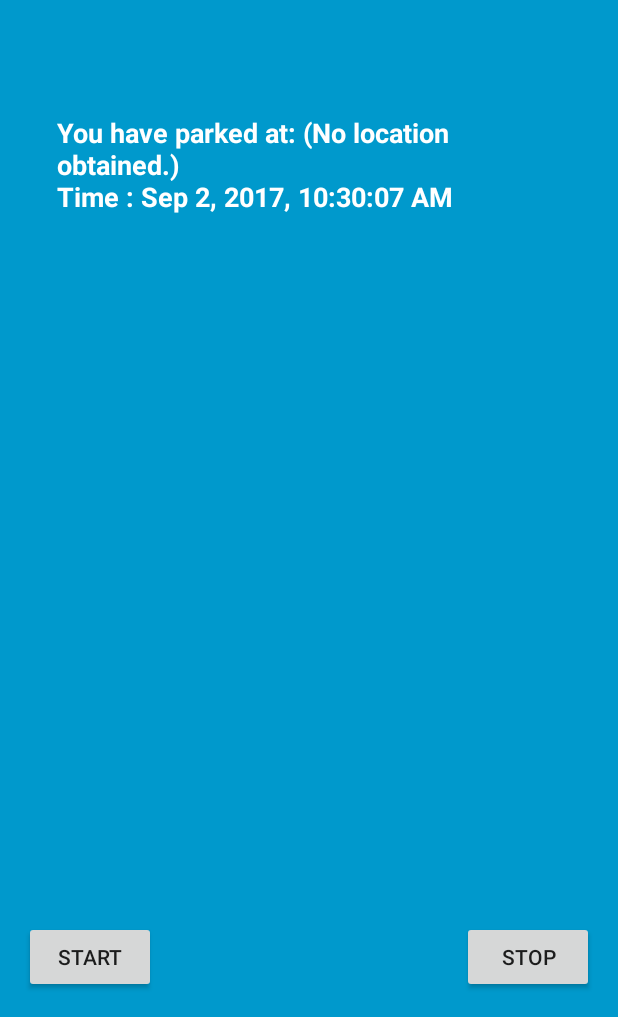
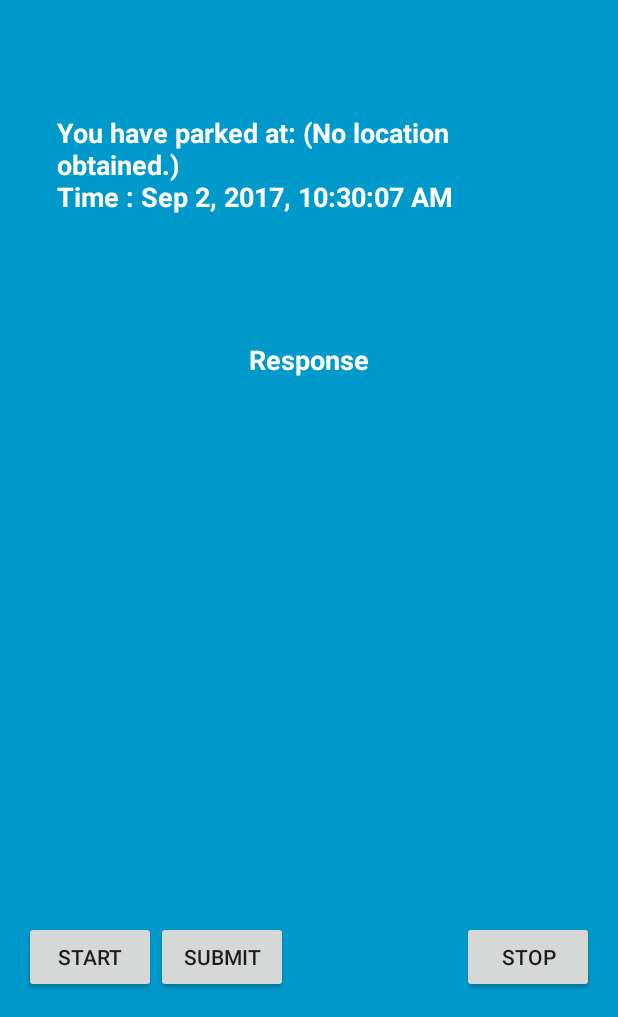
Before and after one commit to nisargatman/Prototype, an Android app: the screen it shows after launch (MainActivity), after a tap on "START", on a phone screen of 412 x 824 dp, the part 219-1236 px from its top. Run offline under Robolectric (Android 15) with nearby library versions, the phone set to English and light mode, and no system bars; 10 statements that could not run were skipped.

```diff
--- /dev/null
+++ b/app/src/main/java/com/kascayd/prototype/APIService.java
@@ -0,0 +1,27 @@
+package com.kascayd.prototype;
+
+import com.kascayd.prototype.retro.ParkRequest;
+import com.kascayd.prototype.retro.ParkResponse;
+
+import java.util.List;
+
+import retrofit2.Call;
+import retrofit2.Callback;
+import retrofit2.http.Body;
+import retrofit2.http.GET;
+import retrofit2.http.Headers;
+import retrofit2.http.POST;
+
+
+/**
+ * Created by Nisarg Mehta on 04/08/2017.
+ */
+
+public interface APIService {
+    @GET("version")
+    public void getVersion(Callback<List<Version>> response);
+
+    @Headers("Content-Type: application/json")
+    @POST("park/check")
+    Call<ParkResponse> savePost(@Body ParkRequest body);
+}
--- a/app/src/main/java/com/kascayd/prototype/MainActivity.java
+++ b/app/src/main/java/com/kascayd/prototype/MainActivity.java
@@ -6,20 +6,23 @@ import android.content.pm.PackageManager;
 import android.location.Location;
 import android.location.LocationListener;
 import android.location.LocationManager;
+import android.os.Bundle;
 import android.support.v4.app.ActivityCompat;
 import android.support.v7.app.AppCompatActivity;
-import android.os.Bundle;
+import android.util.Log;
 import android.view.View;
+import android.widget.Button;
 import android.widget.TextView;
-import android.widget.Toast;
+
+import com.kascayd.prototype.retro.Loc;
+import com.kascayd.prototype.retro.ParkRequest;
+import com.kascayd.prototype.retro.ParkResponse;
 
 import java.util.Calendar;
-import java.util.List;
 
-import retrofit.Callback;
-import retrofit.RestAdapter;
-import retrofit.RetrofitError;
-import retrofit.client.Response;
+import retrofit2.Call;
+import retrofit2.Callback;
+import retrofit2.Response;
 
 public class MainActivity extends AppCompatActivity {
 
@@ -36,33 +39,117 @@ public class MainActivity extends AppCompatActivity {
     private static final String KEY_HOSTNAME = "key_hostname";
     private LocationManager locationManager;
     private MyLocationListener locationListener;
+    private APIService mAPIService;
+    private TextView mResponseTv;
+    private Loc loc;
+    /*private Double latitude;
+    private Double longitude;*/
+    private String locationString;
+
 
     @Override
     protected void onCreate(Bundle savedInstanceState) {
         super.onCreate(savedInstanceState);
         setContentView(R.layout.activity_main);
+        final String device = "QK6A-JI6S-7ETR-0A6C";
         locationManager = (LocationManager) getSystemService(Context.LOCATION_SERVICE);
         locationListener = new MyLocationListener();
 
-        // TODO: tidy up permissions here
+        Button submitBtn = (Button) findViewById(R.id.button3);
+        mResponseTv = (TextView) findViewById(R.id.textView4);
+
+        mAPIService = APIUtils.getAPIService();
+
+
         if (ActivityCompat.checkSelfPermission(this, android.Manifest.permission.ACCESS_FINE_LOCATION) != PackageManager.PERMISSION_GRANTED && ActivityCompat.checkSelfPermission(this, android.Manifest.permission.ACCESS_COARSE_LOCATION) != PackageManager.PERMISSION_GRANTED) {
-            // TODO: Consider calling
-            //    ActivityCompat#requestPermissions
-            // here to request the missing permissions, and then overriding
-            //   public void onRequestPermissionsResult(int requestCode, String[] permissions,
-            //                                          int[] grantResults)
-            // to handle the case where the user grants the permission. See the documentation
-            // for ActivityCompat#requestPermissions for more details.
-            return;
+//            autogenerated code below: need to request permissions...
+//             TODO: Consider calling
+//                ActivityCompat#requestPermissions
+//             here to request the missing permissions, and then overriding
+//               public void onRequestPermissionsResult(int requestCode, String[] permissions,
+//                                                      int[] grantResults)
+//             to handle the case where the user grants the permission. See the documentation
+//             for ActivityCompat#requestPermissions for more details.
+            locationString = "(location permissions not given)";
+            Log.e("status", "perm not given");
         }
+
         locationManager.requestLocationUpdates(LocationManager.GPS_PROVIDER, 10000, 0, locationListener);
+
+
+        Loc loc = new Loc();
+        loc.setLat(52.21275347);
+        loc.setLon(0.13038662);
+        loc.setAlt(11);
+        loc.setAcc(5);
+        String locTest = loc.getLat() + " " + loc.getLon() + "  " + loc.getAcc() + "  " + loc.getAlt();
+
+        final ParkRequest parkRequest = new ParkRequest();
+        parkRequest.setDevice(device);
+        parkRequest.setLoc(loc);
+        Log.e("Loca", locTest);
+        Log.e("Device", device);
+
+
+        submitBtn.setOnClickListener(new View.OnClickListener() {
+            @Override
+            public void onClick(View view) {
+
+                // String body = bodyEt.getText().toString().trim();
+                sendPost(parkRequest);
+                String Parktest = parkRequest.getDevice() +" "+ parkRequest.getLoc().getLon().toString()+" "+ parkRequest.getLoc().getLat().toString()+" "+ parkRequest.getLoc().getAcc().toString()+" "+ parkRequest.getLoc().getAlt().toString();
+                Log.e("TestDev", Parktest);
+
+            }
+        });
     }
+
+
+        public void sendPost(ParkRequest parkRequest) {
+
+            Log.e("SendPost","Clicked");
+
+            mAPIService.savePost(parkRequest).enqueue(new Callback<ParkResponse>() {
+                @Override
+                public void onResponse(Call<ParkResponse> call, Response<ParkResponse> response) {
+
+                    if(response.isSuccessful()) {
+                        showResponse(response.body().toString());
+                        Log.e("Status", "post submitted to API." + response.body().toString());
+                    }
+
+                    else if (response.code() == 404){
+                        Log.e("Working", response.errorBody().toString());
+                        showResponse("Location not in Parking");
+                    }
+
+                    else
+                        Log.e("Lag gayi bc",response.message());
+                }
+
+                @Override
+                public void onFailure(Call<ParkResponse> call, Throwable t) {
+                    Log.e("Status", "Unable to submit post to API.");
+                    Log.e("Code", t.toString());
+                }
+            });
+        }
+
+        public void showResponse(String response) {
+            if(mResponseTv.getVisibility() == View.GONE) {
+                mResponseTv.setVisibility(View.VISIBLE);
+            }
+            mResponseTv.setText(response);
+        }
+
+
 
     public void StartPress(View view) {
         String mydate = java.text.DateFormat.getDateTimeInstance().format(Calendar.getInstance().getTime());
         Double latitude;
         Double longitude;
         String locationString;
+        Log.e("StartPress", "Clicked");
 
 //      from  https://stackoverflow.com/a/5757910
 
@@ -79,8 +166,15 @@ public class MainActivity extends AppCompatActivity {
             locationString = "(location permissions not given)";
         }
         else {
+            locationManager.requestLocationUpdates(LocationManager.GPS_PROVIDER, 0, 0, locationListener);
+
             latitude = locationListener.latitude;
+//            Log.e("Latitude", latitude.toString());
+
             longitude = locationListener.longitude;
+//            Log.e("Longitude", longitude.toString());
+
+
             if (latitude != null && longitude != null) {
                 locationString = "(" + latitude + ", " + longitude + ") ";
             }
@@ -100,6 +194,10 @@ public class MainActivity extends AppCompatActivity {
         TextView textView = (TextView) findViewById(R.id.textView2);
         textView.setText(message);
     }
+
+    //ParkResponse client = ServiceGenerator.createService(ParkResponse.class);
+
+
 }
 
 class MyLocationListener implements LocationListener {
--- a/app/src/main/res/layout/activity_main.xml
+++ b/app/src/main/res/layout/activity_main.xml
@@ -17,6 +17,16 @@
         android:text="Start"
         app:layout_constraintBottom_toBottomOf="parent"
         app:layout_constraintLeft_toLeftOf="parent" />
+
+    <Button
+        android:id="@+id/button3"
+        android:layout_width="wrap_content"
+        android:layout_height="wrap_content"
+        android:text="Submit"
+        android:layout_marginBottom="16dp"
+        app:layout_constraintLeft_toRightOf="@id/button"
+        app:layout_constraintBottom_toBottomOf="parent"
+        tools:layout_editor_absoluteX="148dp" />
 
     <Button
         android:id="@+id/button2"
@@ -42,6 +52,21 @@
         app:layout_constraintLeft_toLeftOf="parent"
         app:layout_constraintRight_toRightOf="parent"
         app:layout_constraintTop_toTopOf="parent" />
+
+    <TextView
+        android:id="@+id/textView4"
+        android:layout_width="wrap_content"
+        android:layout_height="wrap_content"
+        android:text="Response"
+        android:textColor="@android:color/white"
+        android:textSize="18sp"
+        android:textStyle="bold"
+        app:layout_constraintBottom_toBottomOf="parent"
+        app:layout_constraintLeft_toLeftOf="parent"
+        app:layout_constraintRight_toRightOf="parent"
+        app:layout_constraintTop_toBottomOf="@+id/textView"
+        app:layout_constraintVertical_bias="0.126"
+        tools:layout_editor_absoluteX="-46dp"/>
 
     <TextView
         android:id="@+id/textView2"
```
Also changed, not shown: app/build.gradle (+5 -2 lines), app/src/main/java/com/kascayd/prototype/VersionAPI.java (deleted, +0 -15 lines).
